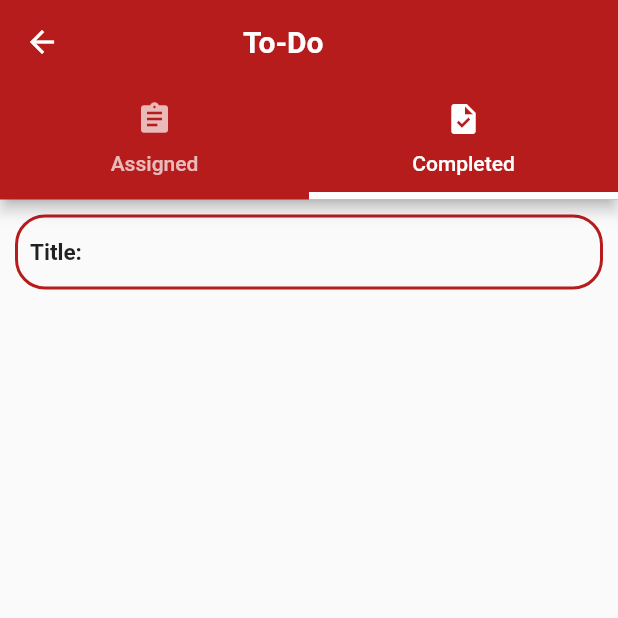
After one commit to intern4Madrid/ojt_application, a Flutter app: the ToDoScreen screen opened directly, tab 2 chosen, after a tap on "Title:", on a phone screen of 412 x 824 dp, the top half of it. The commit adds this screen. Run offline on Flutter 3.47's test engine with Material 2 defaults, Android fonts, the phone set to English and light mode, and no system bars; our stand-ins replace table_calendar; Roboto replaces fonts that are missing (Poppins).

Commit message:
todo_added

```diff
--- a/lib/screens/task_screen_admin.dart
+++ b/lib/screens/task_screen_admin.dart
@@ -25,7 +25,7 @@ class _TaskAdminState extends State<TaskAdmin> {
         ],
         backgroundColor: kPrimaryColor,
       ),
-      body: SingleChildScrollView(
+      body: const SingleChildScrollView(
         child: Padding(
           padding: EdgeInsets.all(30),
           child: Column(
--- /dev/null
+++ b/lib/screens/to_do.dart
@@ -0,0 +1,67 @@
+import 'package:flutter/material.dart';
+import 'package:ojt_app/theme.dart';
+import 'package:ojt_app/widgets/assigned.dart';
+import 'package:ojt_app/widgets/completed.dart';
+
+class ToDoScreen extends StatefulWidget {
+  const ToDoScreen({super.key});
+
+  @override
+  State<ToDoScreen> createState() => _ToDoScreenState();
+}
+
+class _ToDoScreenState extends State<ToDoScreen> {
+  @override
+  Widget build(BuildContext context) {
+    return DefaultTabController(
+      length: 2,
+      child: Scaffold(
+        appBar: AppBar(
+          backgroundColor: kPrimaryColor,
+          title: Row(
+            children: [
+              Padding(
+                padding: const EdgeInsets.all(90),
+                child: Center(
+                  child: Text(
+                    "To-Do",
+                    style: TextStyle(
+                      fontWeight: FontWeight.bold,
+                      fontStyle: FontStyle.normal,
+                    ),
+                  ),
+                ),
+              ),
+            ],
+          ),
+          bottom: TabBar(
+            indicatorColor: Colors.white,
+            indicatorWeight: 5,
+            tabs: [
+              Tab(
+                icon: Icon(Icons.assignment),
+                text: 'Assigned',
+              ),
+              Tab(
+                icon: Icon(Icons.task),
+                text: 'Completed',
+              ),
+            ],
+          ),
+        ),
+        body: TabBarView(
+          children: [
+            Container(
+              child: Center(child: AssignedTask()),
+            ),
+            Container(
+              child: Center(
+                child: Completed(),
+              ),
+            ),
+          ],
+        ),
+      ),
+    );
+  }
+}
--- /dev/null
+++ b/lib/widgets/assigned.dart
@@ -0,0 +1,62 @@
+import 'package:flutter/material.dart';
+import 'package:ojt_app/theme.dart';
+
+class AssignedTask extends StatefulWidget {
+  const AssignedTask({super.key});
+
+  @override
+  State<AssignedTask> createState() => _AssignedTaskState();
+}
+
+class _AssignedTaskState extends State<AssignedTask> {
+  @override
+  Widget build(BuildContext context) {
+    return Scaffold(
+      body: ListView(
+        children: [
+          Padding(
+            padding: const EdgeInsets.all(10),
+            child: GestureDetector(
+              onTap: () {},
+              child: Container(
+                height: 50,
+                decoration: BoxDecoration(
+                  border: Border.all(
+                    color: kPrimaryColor,
+                    width: 2,
+                  ),
+                  borderRadius: BorderRadius.circular(20),
+                ),
+                child: const Padding(
+                  padding: EdgeInsets.all(8.0),
+                  child: Row(
+                    mainAxisAlignment: MainAxisAlignment.spaceBetween,
+                    children: [
+                      Text(
+                        "Title:",
+                        style: TextStyle(
+                          fontStyle: FontStyle.normal,
+                          fontWeight: FontWeight.bold,
+                          fontSize: 15,
+                        ),
+                      ),
+                      SizedBox(height: 9),
+                      Text(
+                        "Due date:",
+                        style: TextStyle(
+                          fontStyle: FontStyle.normal,
+                          fontWeight: FontWeight.bold,
+                          fontSize: 15,
+                        ),
+                      ),
+                    ],
+                  ),
+                ),
+              ),
+            ),
+          ),
+        ],
+      ),
+    );
+  }
+}
--- /dev/null
+++ b/lib/widgets/completed.dart
@@ -0,0 +1,53 @@
+import 'package:flutter/material.dart';
+import 'package:ojt_app/theme.dart';
+
+class Completed extends StatefulWidget {
+  const Completed({super.key});
+
+  @override
+  State<Completed> createState() => _CompletedState();
+}
+
+class _CompletedState extends State<Completed> {
+  @override
+  Widget build(BuildContext context) {
+    return Scaffold(
+      body: ListView(
+        children: [
+          Padding(
+            padding: const EdgeInsets.all(10),
+            child: GestureDetector(
+              onTap: () {},
+              child: Container(
+                height: 50,
+                decoration: BoxDecoration(
+                  border: Border.all(
+                    color: kPrimaryColor,
+                    width: 2,
+                  ),
+                  borderRadius: BorderRadius.circular(20),
+                ),
+                child: const Padding(
+                  padding: EdgeInsets.all(8.0),
+                  child: Row(
+                    mainAxisAlignment: MainAxisAlignment.start,
+                    children: [
+                      Text(
+                        "Title:",
+                        style: TextStyle(
+                          fontStyle: FontStyle.normal,
+                          fontWeight: FontWeight.bold,
+                          fontSize: 15,
+                        ),
+                      ),
+                    ],
+                  ),
+                ),
+              ),
+            ),
+          ),
+        ],
+      ),
+    );
+  }
+}
```
Also changed, not shown: lib/screens/home_screen_admin.dart (+9 -1 lines), lib/screens/task_screen_user.dart (deleted, +0 -84 lines).
